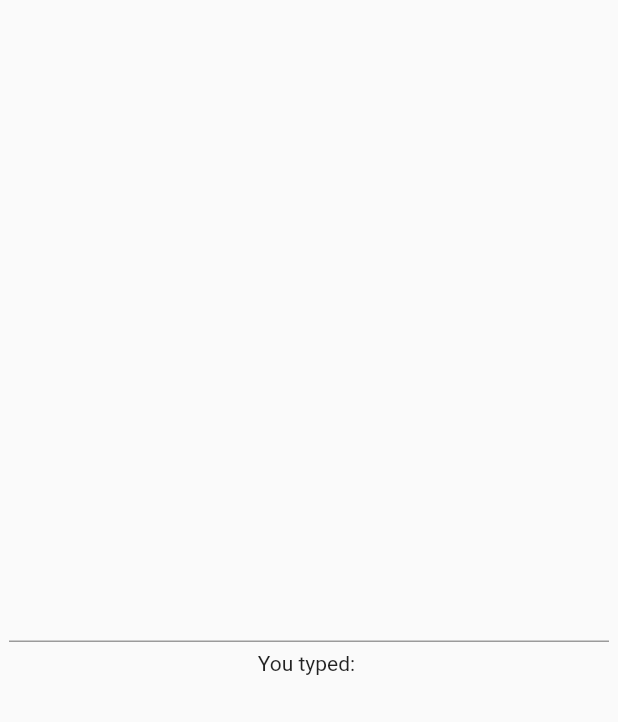
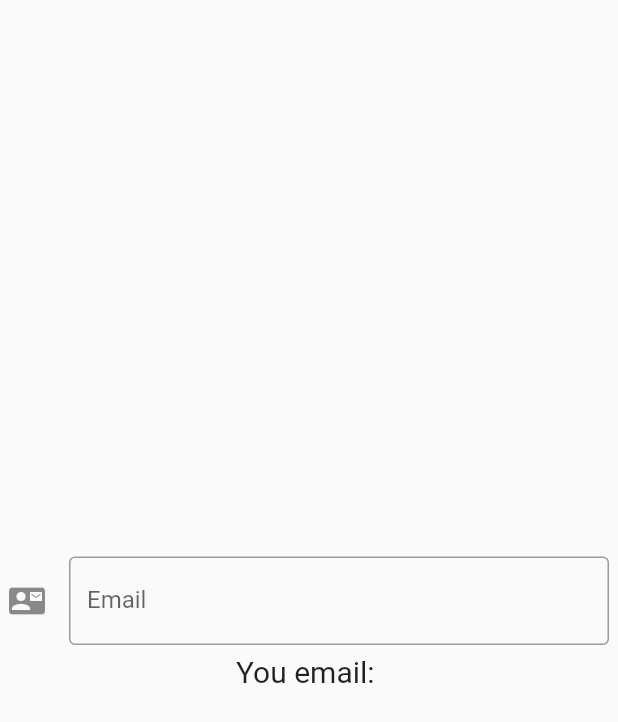
Before and after one commit to f-fathurrahman/ffr-dart-stuffs, a Flutter app: the screen it shows after launch, on a phone screen of 412 x 824 dp. Shown: the top 722 px of the screen. Run offline on Flutter 3.47's test engine with Material 2 defaults, Android fonts, the light colour scheme and no system bars; our stand-ins replace audioplayers, fl_chart, flutter_datetime_picker; missing offline and left inert: flutter_tex.

Commit message:
Test email, not yet handled correctly

```diff
--- a/flutter/test_widgets_01/lib/test_texteditingcontroller03.dart
+++ b/flutter/test_widgets_01/lib/test_texteditingcontroller03.dart
@@ -9,11 +9,18 @@ class TestTextEditingController03 extends StatefulWidget {
 
 class _TestTextEditingController03 extends State<TestTextEditingController03> {
   final _controller = TextEditingController();
+  String _email = '';
 
   void dispose() {
     _controller.dispose();
     super.dispose();
   } // dispose
+
+  void _handleInput(String val) {
+    setState( () {
+      _email = val;
+    });
+  }
 
   Widget build(BuildContext context) {
     return Scaffold(
@@ -25,9 +32,16 @@ class _TestTextEditingController03 extends State<TestTextEditingController03> {
             padding: const EdgeInsets.all(6),
             child: TextField(
               controller: _controller,
+              decoration: InputDecoration(
+                labelText: 'Email',
+                hintText: 'you@email.com',
+                icon: Icon(Icons.contact_mail),
+                border: OutlineInputBorder(),
+              ),
+              onChanged: _handleInput,
             ),
           ),
-          Text('You typed: ${_controller.text.toString()}'),
+          Text('You email: $_email', style: TextStyle(fontSize: 20)),
         ],
       )
     );
```
